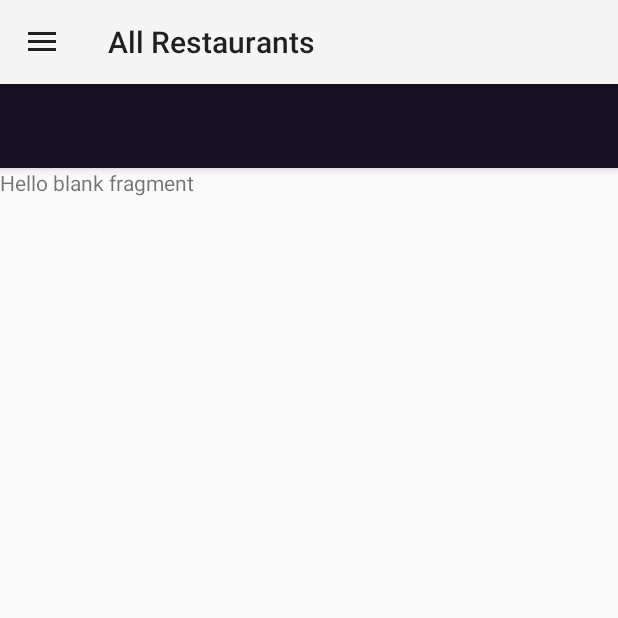
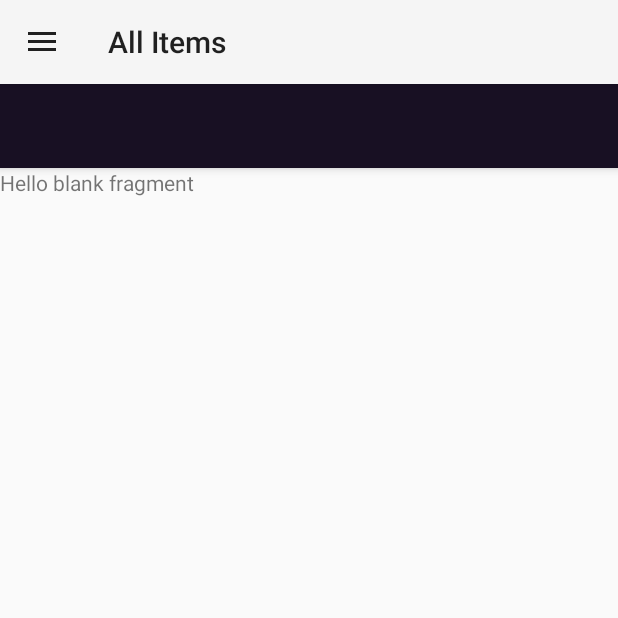
Before and after one commit to kirtikjangale/SeAndroidFrontend, an Android app: the screen it shows after launch (HomePageActivity), on a phone screen of 412 x 824 dp, the top half of it. Run offline under Robolectric (Android 15) with nearby library versions, the phone set to English and light mode, and no system bars; 1 statement that could not run was skipped.

```diff
--- a/app/src/main/java/com/example/seandroidproject/activity/HomePageActivity.kt
+++ b/app/src/main/java/com/example/seandroidproject/activity/HomePageActivity.kt
@@ -166,7 +166,7 @@ class HomePageActivity : AppCompatActivity() {
             AllItemsFragment()
         ).addToBackStack("Home").commit()
         drawerLayout.closeDrawers()
-        supportActionBar?.title = "All Restaurants"
+        supportActionBar?.title = "All Items"
         navigationView.setCheckedItem(R.id.home)
     }
 
```
